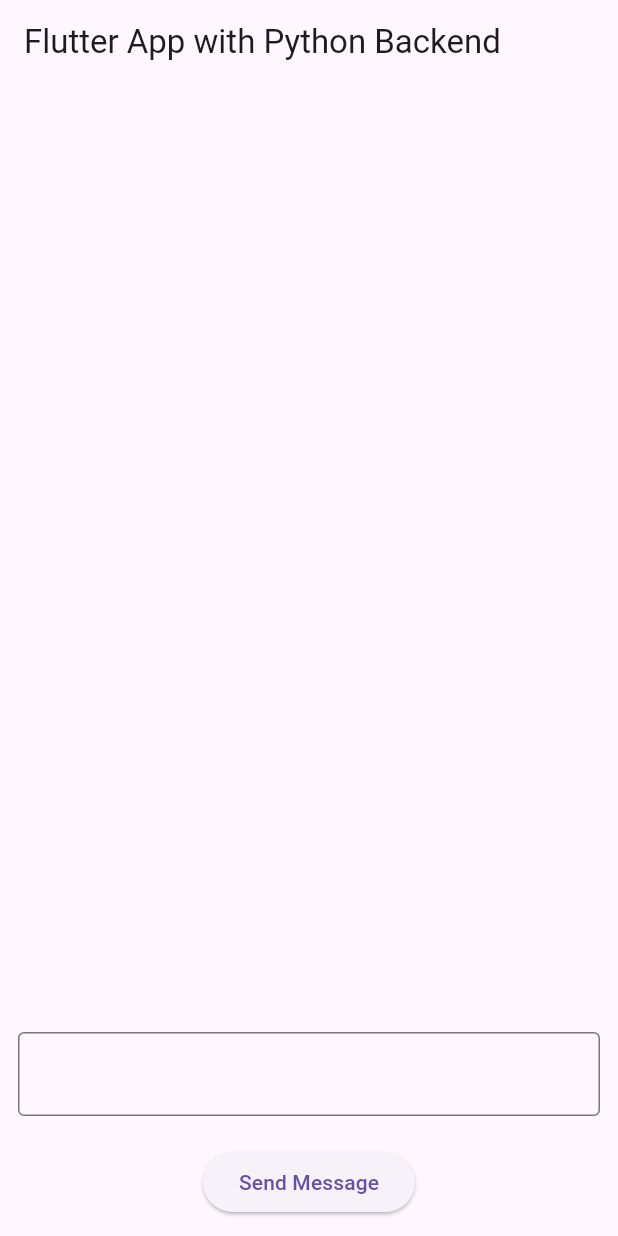
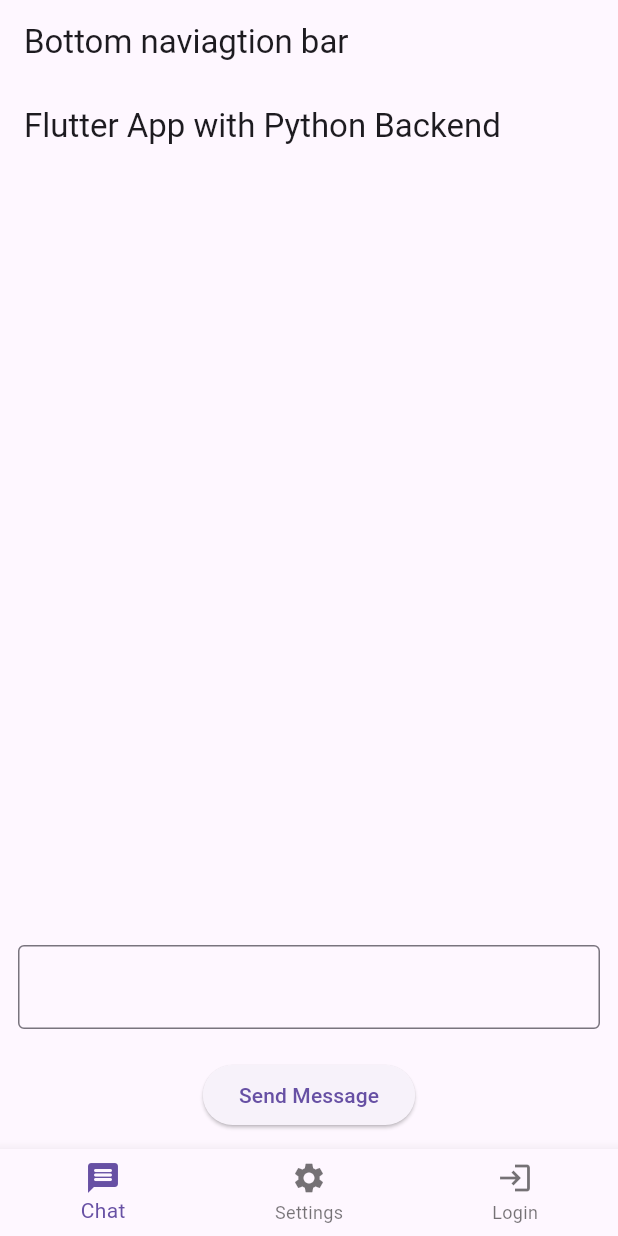
Before and after one commit to andrewamidei/Hackathon-2025, a Flutter app: the screen it shows after launch, on a phone screen of 412 x 824 dp. Run offline on Flutter 3.47's test engine with Material 3 defaults, Android fonts, the phone set to English and light mode, and no system bars; our stand-ins replace flutter_bloc.

Commit message:
added navigation

```diff
--- a/frontend/flutter_application/lib/main.dart
+++ b/frontend/flutter_application/lib/main.dart
@@ -1,5 +1,4 @@
 import 'package:flutter/material.dart';
-import 'chat/chat_page.dart';
 import 'navigation/navigation_page.dart';
 
 void main() {
@@ -12,8 +11,8 @@ class MyApp extends StatelessWidget {
   @override
   Widget build(BuildContext context) {
     return MaterialApp(
-      home: ChatPage(),
-      //home: NavigationPage(),
+      // home: ChatPage(),
+      home: NavigationPage(),
     );
   }
 }
--- a/frontend/flutter_application/lib/navigation/navigation_bloc.dart
+++ b/frontend/flutter_application/lib/navigation/navigation_bloc.dart
@@ -1,20 +1,23 @@
 import 'package:flutter_bloc/flutter_bloc.dart';
 //import 'package:flutter/material.dart';
 
-enum BottomNaviEvent{ home, settings, chat }
+enum BottomNaviEvent{chat, contacts, settings, login}
 
 class BottomNaviBloc extends Bloc<BottomNaviEvent, int>{
   BottomNaviBloc() : super (0) {
     on<BottomNaviEvent>((event, emit) {
       switch (event) {
-        case BottomNaviEvent.home:
+        case BottomNaviEvent.chat:
           emit(0);
           break;
-        case BottomNaviEvent.settings:
+        case BottomNaviEvent.contacts:
           emit(1);
           break;
-        case BottomNaviEvent.chat:
+        case BottomNaviEvent.settings:
           emit(2);
+          break;
+        case BottomNaviEvent.login:
+          emit(3);
           break;
       }
     });
--- a/frontend/flutter_application/lib/navigation/navigation_page.dart
+++ b/frontend/flutter_application/lib/navigation/navigation_page.dart
@@ -1,82 +1,92 @@
 
-// import 'package:flutter/material.dart';
-// import 'package:flutter_application/chat_page.dart';
-// import 'package:flutter_bloc/flutter_bloc.dart';
-// import 'navigation_bloc.dart';
+import 'package:flutter/material.dart';
+import 'package:flutter_application/chat/chat_page.dart';
+import 'package:flutter_bloc/flutter_bloc.dart';
+import 'navigation_bloc.dart';
 
 
-// void main(){
-//   runApp(const NavigationPage());
-// }
+void main(){
+  runApp(const NavigationPage());
+}
 
-// class NavigationPage extends StatelessWidget{
-//   const NavigationPage ({super.key});
+class NavigationPage extends StatelessWidget{
+  const NavigationPage ({super.key});
 
-// @override
-// Widget build(BuildContext context){
-//   return MaterialApp(
-//     debugShowCheckedModeBanner: false,
-//     home: BlocProvider(
-//       create: (context) => BottomNaviBloc(),
-//       child: const ChatPage(),
-//       ),
-//     );
-//   }
-// }
+@override
+Widget build(BuildContext context){
+  return MaterialApp(
+    debugShowCheckedModeBanner: false,
+    home: BlocProvider(
+      create: (context) => BottomNaviBloc(),
+      child: const MyHome(),
+      ),
+    );
+  }
+}
 
-// // This code normally goes in a page with "view" at the end of it rather than page and the stuff above stays
-// class MyHome extends StatelessWidget{
-//   const MyHome({super.key});
+// This code normally goes in a page with "view" at the end of it rather than page and the stuff above stays
+class MyHome extends StatelessWidget{
+  const MyHome({super.key});
 
-// @override
-// Widget build(BuildContext context){
-//   final bottomNaviBloc = BlocProvider.of<BottomNaviBloc>(context);
+@override
+Widget build(BuildContext context){
+  final bottomNaviBloc = BlocProvider.of<BottomNaviBloc>(context);
 
-//   return Scaffold(
-//     appBar: AppBar(
-//       title: Text("Bottom naviagtion bar"),
-//     ),
-//     body: BlocBuilder<BottomNaviBloc,int>(
-//       builder: (context, currentIndex){
-//         switch(currentIndex){
-//           case 0:
-//             return ChatPage();
-//           case 1:
-//             return Placeholder();
-//           case 2:
-//             return Placeholder();
-//           default:
-//             return Placeholder();
-//         }
-//       },
-//     ),
-//     bottomNavigationBar: BlocBuilder<BottomNaviBloc, int>(
-//       builder: (context, currentIndex){
-//         onTap: (index) {
-//           bottomNaviBloc.add(BottomNaviEvent.values[index]);
-//         };
-//         items: const [
-//           BottomNavigationBarItem(
-//             icon: Icon(Icons.home),
-//             label: "Home",
-//           ),
-//           BottomNavigationBarItem(
-//             icon: Icon(Icons.person),
-//             label: "Profile",
-//           ),
-//           BottomNavigationBarItem(
-//             icon: Icon(
-//               Icons.settings,
-//             ),
-//             label: "Settings",
-//           ),
-//         ];
-//       }
-//     )
-//   );
-// }
-// }
-
+  return LayoutBuilder(
+    builder: (context, constraints) {
+      return Scaffold(
+        appBar: AppBar(
+          title: Text("Bottom naviagtion bar"),
+        ),
+        body: BlocBuilder<BottomNaviBloc,int>(
+          builder: (context, currentIndex){
+            switch(currentIndex){
+              case 0:
+                return ChatPage();
+              case 1:
+                return Placeholder();
+              case 2:
+                return Placeholder();
+              case 3:
+                return Placeholder();
+              default:
+                return Placeholder();
+            }
+          },
+        ),
+        bottomNavigationBar: BlocBuilder<BottomNaviBloc, int>(
+          builder: (context, currentIndex) {
+            return BottomNavigationBar(
+              currentIndex: currentIndex,
+              onTap: (index) => bottomNaviBloc.add(BottomNaviEvent.values[index]),
+              items: const [
+                BottomNavigationBarItem(
+                  icon: Icon(Icons.message_rounded),
+                  label: "Chat",
+                ),
+                // BottomNavigationBarItem(
+                //   icon: Icon(Icons.person),
+                //   label: "Contacts",
+                // ),
+                BottomNavigationBarItem(
+                  icon: Icon(Icons.settings),
+                  label: "Settings",
+                ),
+                BottomNavigationBarItem(
+                  icon: Icon(
+                    Icons.login,
+                  ),
+                  label: "Login",
+                ),
+              ],
+            );
+          }
+        )
+      );
+    }
+  );
+}
+}
 
 // // ignore_for_file: prefer_const_constructors, prefer_const_literals_to_create_immutables, avoid_print
 
```
